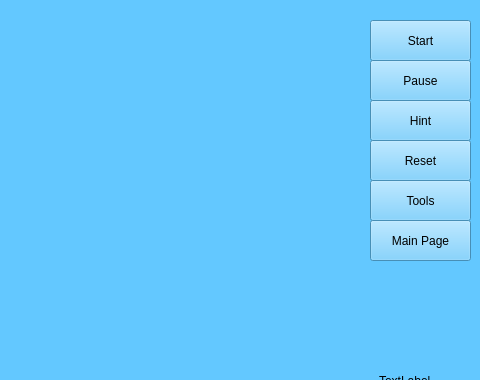
The window that levelmodewindow.ui (hero919/ImagesMatching) describes before a commit, drawn with Qt 5; both pictures show x 320 to 800 and y 0 to 380 of the 800 by 600 pixel window.
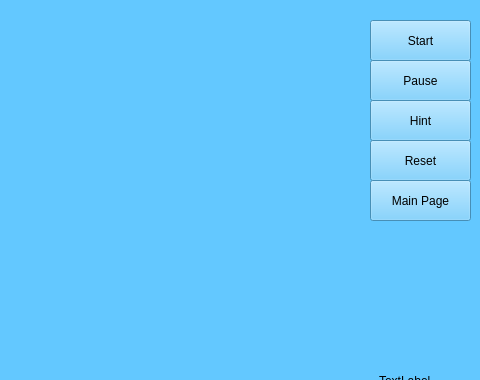
The same window after the commit.

What changed in the file:
```diff
--- a/levelmodewindow.ui
+++ b/levelmodewindow.ui
@@ -88,19 +88,6 @@
      <string>Reset</string>
     </property>
    </widget>
-   <widget class="QPushButton" name="pushButton_5">
-    <property name="geometry">
-     <rect>
-      <x>690</x>
-      <y>180</y>
-      <width>101</width>
-      <height>41</height>
-     </rect>
-    </property>
-    <property name="text">
-     <string>Tools</string>
-    </property>
-   </widget>
    <widget class="QPushButton" name="pushButton_8">
     <property name="geometry">
      <rect>
@@ -128,7 +115,7 @@
     <property name="geometry">
      <rect>
       <x>690</x>
-      <y>220</y>
+      <y>180</y>
       <width>101</width>
       <height>41</height>
      </rect>
```
